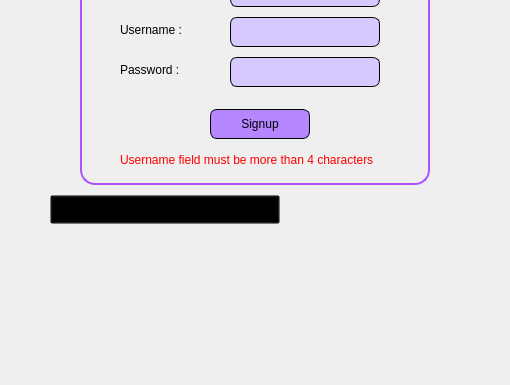
Qt form src/signup.ui (msm-mir/To-Do-List) before a commit; both pictures show x 290 to 800 and y 315 to 700 of the 1050 by 700 pixel window.
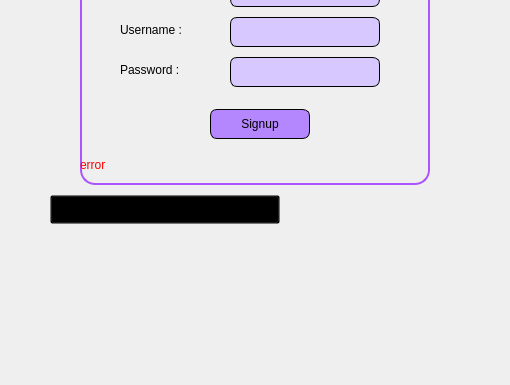
The same form after that commit. Icons and pictures are not drawn.

Diff of the .ui file:
```diff
--- a/src/signup.ui
+++ b/src/signup.ui
@@ -149,10 +149,10 @@
     <widget class="QLabel" name="labelError">
      <property name="geometry">
       <rect>
-       <x>40</x>
-       <y>240</y>
-       <width>310</width>
-       <height>30</height>
+       <x>0</x>
+       <y>250</y>
+       <width>350</width>
+       <height>20</height>
       </rect>
      </property>
      <property name="styleSheet">
@@ -160,7 +160,7 @@
 color: rgb(255, 0, 0);</string>
      </property>
      <property name="text">
-      <string>Username field must be more than 4 characters</string>
+      <string>error</string>
      </property>
     </widget>
     <widget class="QPushButton" name="pushButtonShow">
```
Left out of the diff: 12 changed lines with no effect on the pictures.
